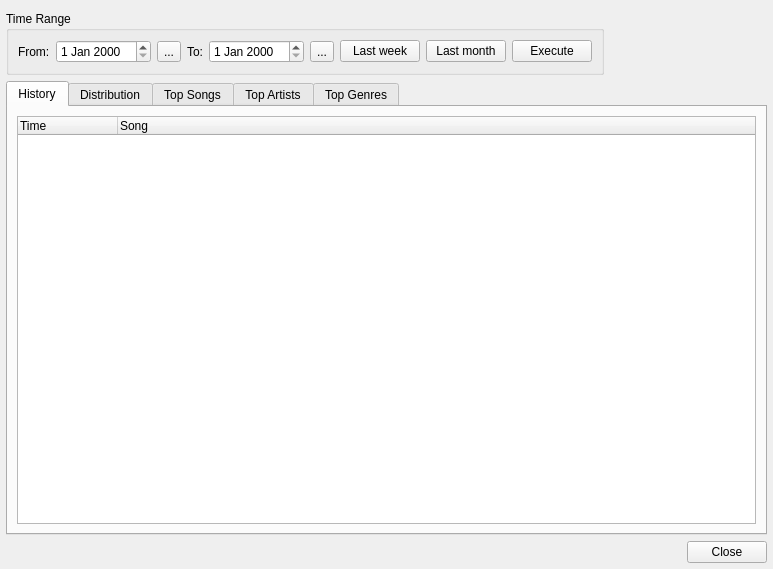
Old version of the form qmmp/src/plugins/General/history/historywindow.ui in the repository prinsbert/qmmp-dev.
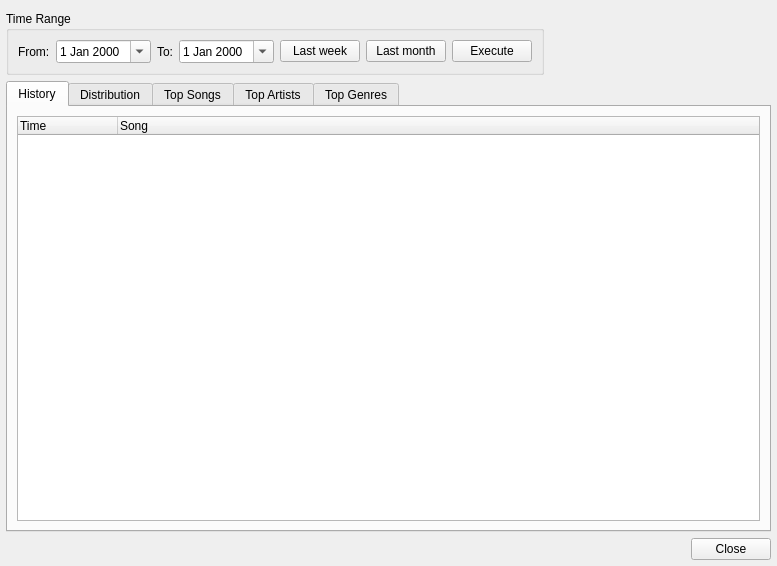
New version of the form.

Commit message: history: using popup widget for date selection

The edit to the form file:
```diff
--- a/qmmp/src/plugins/General/history/historywindow.ui
+++ b/qmmp/src/plugins/General/history/historywindow.ui
@@ -6,8 +6,8 @@
    <rect>
     <x>0</x>
     <y>0</y>
-    <width>773</width>
-    <height>569</height>
+    <width>777</width>
+    <height>566</height>
    </rect>
   </property>
   <property name="windowTitle">
@@ -37,12 +37,9 @@
        </widget>
       </item>
       <item>
-       <widget class="QDateEdit" name="fromDateEdit"/>
-      </item>
-      <item>
-       <widget class="QToolButton" name="fromButton">
-        <property name="text">
-         <string notr="true">...</string>
+       <widget class="QDateEdit" name="fromDateEdit">
+        <property name="calendarPopup">
+         <bool>true</bool>
         </property>
        </widget>
       </item>
@@ -54,12 +51,9 @@
        </widget>
       </item>
       <item>
-       <widget class="QDateEdit" name="toDateEdit"/>
-      </item>
-      <item>
-       <widget class="QToolButton" name="toButton">
-        <property name="text">
-         <string notr="true">...</string>
+       <widget class="QDateEdit" name="toDateEdit">
+        <property name="calendarPopup">
+         <bool>true</bool>
         </property>
        </widget>
       </item>
```
The commit also changes 7 other files.
